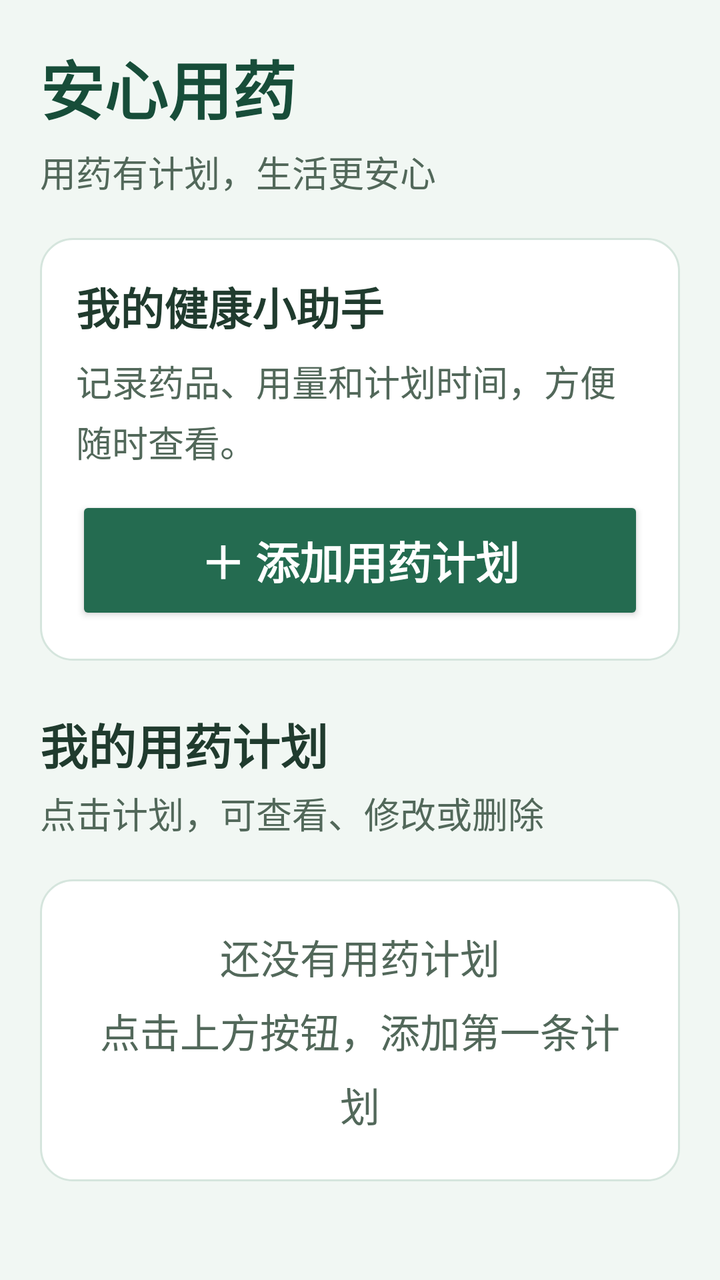
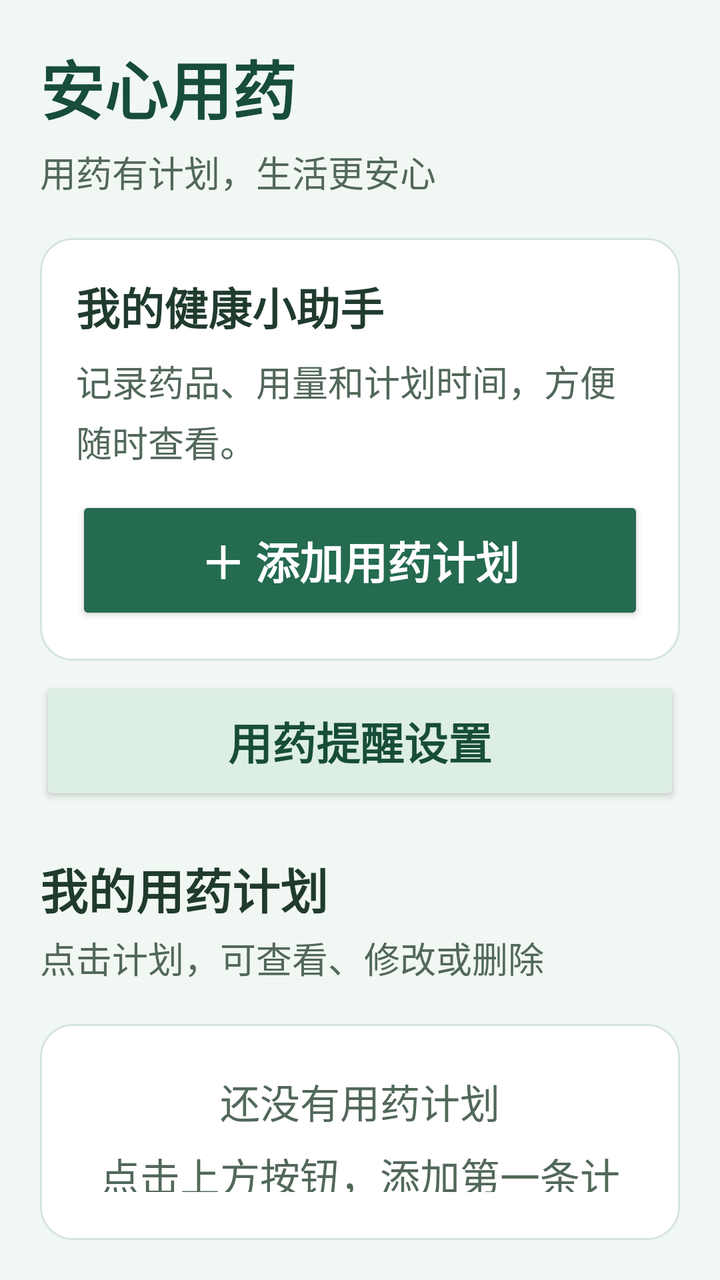

Screens rendered from an Android XML layout before and after an edit, with the pre-edit source and the edit as a unified diff.
<!-- AndroidManifest.xml: application theme Theme.MedicineReminder -->
<!-- res/layout/activity_main.xml -->
<?xml version="1.0" encoding="utf-8"?>
<LinearLayout xmlns:android="http://schemas.android.com/apk/res/android"
    android:id="@+id/main"
    android:layout_width="match_parent"
    android:layout_height="match_parent"
    android:orientation="vertical"
    android:background="#F1F7F3">

    <LinearLayout
        android:layout_width="match_parent"
        android:layout_height="match_parent"
        android:orientation="vertical"
        android:padding="20dp">

        <TextView
            android:layout_width="match_parent"
            android:layout_height="wrap_content"
            android:text="安心用药"
            android:textSize="32sp"
            android:textStyle="bold"
            android:textColor="#174D39" />

        <TextView
            android:layout_width="match_parent"
            android:layout_height="wrap_content"
            android:layout_marginTop="6dp"
            android:text="用药有计划，生活更安心"
            android:textSize="18sp"
            android:textColor="#52685A" />

        <LinearLayout
            android:layout_width="match_parent"
            android:layout_height="wrap_content"
            android:layout_marginTop="20dp"
            android:orientation="vertical"
            android:padding="18dp"
            android:background="@drawable/bg_medicine_card">

            <TextView
                android:layout_width="match_parent"
                android:layout_height="wrap_content"
                android:text="我的健康小助手"
                android:textSize="22sp"
                android:textStyle="bold"
                android:textColor="#203B2E" />

            <TextView
                android:layout_width="match_parent"
                android:layout_height="wrap_content"
                android:layout_marginTop="8dp"
                android:text="记录药品、用量和计划时间，方便随时查看。"
                android:textSize="18sp"
                android:lineSpacingExtra="4dp"
                android:textColor="#52685A" />

            <Button
                android:id="@+id/btnAddMedicine"
                style="@style/MedicinePrimaryButton"
                android:layout_width="match_parent"
                android:layout_height="wrap_content"
                android:layout_marginTop="14dp"
                android:text="＋ 添加用药计划" />

        </LinearLayout>

        <TextView
            android:layout_width="match_parent"
            android:layout_height="wrap_content"
            android:layout_marginTop="24dp"
            android:text="我的用药计划"
            android:textSize="24sp"
            android:textStyle="bold"
            android:textColor="#203B2E" />

        <TextView
            android:layout_width="match_parent"
            android:layout_height="wrap_content"
            android:layout_marginTop="4dp"
            android:text="点击计划，可查看、修改或删除"
            android:textSize="18sp"
            android:textColor="#52685A" />

        <TextView
            android:id="@+id/tvEmpty"
            android:layout_width="match_parent"
            android:layout_height="wrap_content"
            android:layout_marginTop="20dp"
            android:padding="24dp"
            android:gravity="center"
            android:background="@drawable/bg_medicine_card"
            android:text="还没有用药计划\n点击上方按钮，添加第一条计划"
            android:textSize="20sp"
            android:lineSpacingExtra="8dp"
            android:textColor="#52685A" />

        <ListView
            android:id="@+id/lvMedicine"
            android:layout_width="match_parent"
            android:layout_height="0dp"
            android:layout_weight="1"
            android:layout_marginTop="16dp"
            android:divider="@android:color/transparent"
            android:dividerHeight="12dp"
            android:clipToPadding="false"
            android:paddingBottom="16dp" />

    </LinearLayout>
</LinearLayout>
<!-- resources referenced by this layout -->
<resources>
  <!-- drawable bg_medicine_card (drawable) -->
  <?xml version="1.0" encoding="utf-8"?>
  <shape xmlns:android="http://schemas.android.com/apk/res/android"
      android:shape="rectangle">
  
      <solid android:color="#FFFFFF" />
  
      <corners android:radius="16dp" />
  
      <stroke
          android:width="1dp"
          android:color="#D5E5DD" />
  
  </shape>
  <style name="MedicinePrimaryButton" parent="Widget.AppCompat.Button">
          <item name="android:textSize">22sp</item>
          <item name="android:textStyle">bold</item>
          <item name="android:textColor">#FFFFFF</item>
          <item name="android:textAllCaps">false</item>
          <item name="android:minHeight">60dp</item>
          <item name="android:padding">12dp</item>
          <item name="backgroundTint">#246B50</item>
          <item name="android:backgroundTint">#246B50</item>
      </style>
  <style name="Theme.MedicineReminder" parent="Base.Theme.MedicineReminder" />
  <style name="Base.Theme.MedicineReminder" parent="Theme.Material3.DayNight.NoActionBar">
          
          
      </style>
</resources>

<!-- the commit's change to res/layout/activity_main.xml (unified diff, before → after) -->
@@ -63,6 +63,14 @@
 
         </LinearLayout>
 
+        <Button
+            android:id="@+id/btnReminderSettings"
+            style="@style/MedicineSecondaryButton"
+            android:layout_width="match_parent"
+            android:layout_height="wrap_content"
+            android:layout_marginTop="8dp"
+            android:text="@string/reminder_settings_title" />
+
         <TextView
             android:layout_width="match_parent"
             android:layout_height="wrap_content"
<!-- resource entries referenced after the edit -->
@@ -14,6 +14,7 @@
           android:color="#D5E5DD" />
   
   </shape>
+  <string name="reminder_settings_title">用药提醒设置</string>
   <style name="MedicinePrimaryButton" parent="Widget.AppCompat.Button">
           <item name="android:textSize">22sp</item>
           <item name="android:textStyle">bold</item>
@@ -24,6 +25,11 @@
           <item name="backgroundTint">#246B50</item>
           <item name="android:backgroundTint">#246B50</item>
       </style>
+  <style name="MedicineSecondaryButton" parent="MedicinePrimaryButton">
+          <item name="android:textColor">#174D39</item>
+          <item name="backgroundTint">#DDEEE4</item>
+          <item name="android:backgroundTint">#DDEEE4</item>
+      </style>
   <style name="Theme.MedicineReminder" parent="Base.Theme.MedicineReminder" />
   <style name="Base.Theme.MedicineReminder" parent="Theme.Material3.DayNight.NoActionBar">
           
